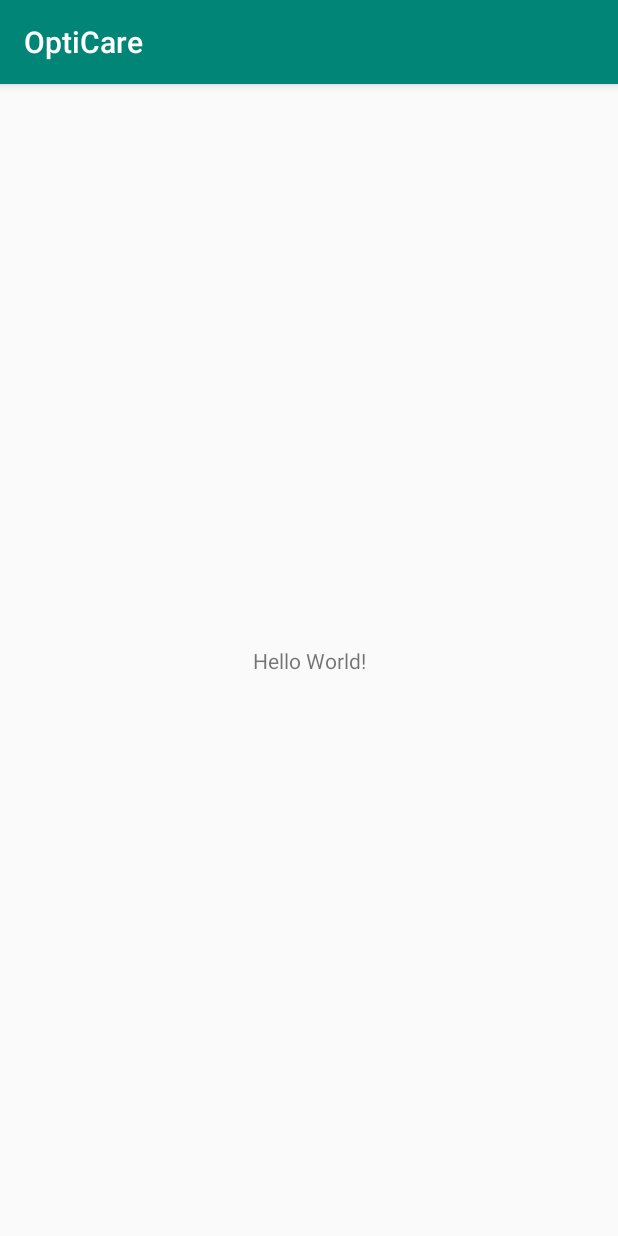
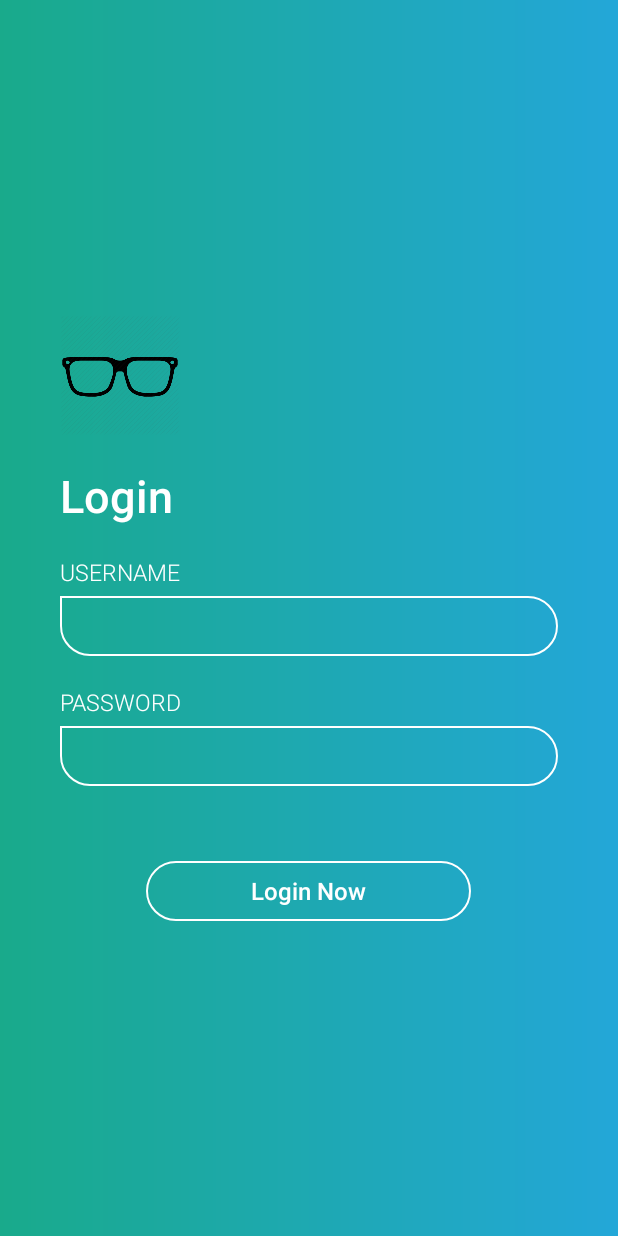
Before and after one commit to achalakavinda/OptiCare-Android, an Android app: the screen it shows after launch (MainActivity), on a phone screen of 412 x 824 dp. Run offline under Robolectric (Android 15) with nearby library versions, the phone set to English and light mode, and no system bars.

Commit message:
+ login page

```diff
--- a/app/src/main/AndroidManifest.xml
+++ b/app/src/main/AndroidManifest.xml
@@ -9,6 +9,7 @@
         android:roundIcon="@mipmap/ic_launcher_round"
         android:supportsRtl="true"
         android:theme="@style/AppTheme">
+        <activity android:name=".HomeActivity"></activity>
         <activity android:name=".MainActivity">
             <intent-filter>
                 <action android:name="android.intent.action.MAIN" />
--- a/app/src/main/java/com/opensource/Models/User.java
+++ b/app/src/main/java/Models/User.java
@@ -1,4 +1,4 @@
-package com.opensource.Models;
+package Models;
 
 
 public class User {
--- /dev/null
+++ b/app/src/main/java/com/opensource/eye/opticare/HomeActivity.java
@@ -0,0 +1,13 @@
+package com.opensource.eye.opticare;
+
+import android.support.v7.app.AppCompatActivity;
+import android.os.Bundle;
+
+public class HomeActivity extends AppCompatActivity {
+
+    @Override
+    protected void onCreate(Bundle savedInstanceState) {
+        super.onCreate(savedInstanceState);
+        setContentView(R.layout.activity_home);
+    }
+}
--- a/app/src/main/java/com/opensource/eye/opticare/MainActivity.java
+++ b/app/src/main/java/com/opensource/eye/opticare/MainActivity.java
@@ -1,13 +1,31 @@
 package com.opensource.eye.opticare;
 
+import android.os.Handler;
 import android.support.v7.app.AppCompatActivity;
 import android.os.Bundle;
+import android.view.View;
+import android.widget.RelativeLayout;
 
 public class MainActivity extends AppCompatActivity {
+
+    RelativeLayout rellay1;
+
+    Handler handler = new Handler();
+    Runnable runnable = new Runnable() {
+        @Override
+        public void run() {
+            rellay1.setVisibility(View.VISIBLE);
+        }
+    };
+
 
     @Override
     protected void onCreate(Bundle savedInstanceState) {
         super.onCreate(savedInstanceState);
         setContentView(R.layout.activity_main);
+
+        rellay1 = (RelativeLayout) findViewById(R.id.rellay1);
+
+        handler.postDelayed(runnable, 2000); //2000 is the timeout for the splash
     }
 }
--- /dev/null
+++ b/app/src/main/res/drawable/btn_bg.xml
@@ -0,0 +1,14 @@
+<shape xmlns:android="http://schemas.android.com/apk/res/android"
+    android:shape="rectangle">
+
+    <corners
+        android:bottomLeftRadius="20dp"
+        android:bottomRightRadius="20dp"
+        android:topLeftRadius="20dp"
+        android:topRightRadius="20dp" />
+
+    <stroke
+        android:width="1dp"
+        android:color="@color/white" />
+
+</shape>
--- /dev/null
+++ b/app/src/main/res/drawable/et_bg.xml
@@ -0,0 +1,14 @@
+<shape xmlns:android="http://schemas.android.com/apk/res/android"
+    android:shape="rectangle">
+
+    <corners
+        android:bottomLeftRadius="20dp"
+        android:bottomRightRadius="20dp"
+        android:topLeftRadius="0dp"
+        android:topRightRadius="20dp" />
+
+    <stroke
+        android:width="1dp"
+        android:color="@color/white" />
+
+</shape>
--- /dev/null
+++ b/app/src/main/res/drawable/grad_bg.xml
@@ -0,0 +1,10 @@
+<shape xmlns:android="http://schemas.android.com/apk/res/android"
+    android:shape="rectangle">
+
+    <gradient
+        android:angle="0"
+        android:endColor="@color/gradStop"
+        android:startColor="@color/gradStart"
+        android:type="linear" />
+
+</shape>
--- /dev/null
+++ b/app/src/main/res/drawable/ic_twitter.xml
@@ -0,0 +1,10 @@
+<?xml version="1.0" encoding="utf-8"?>
+<vector xmlns:android="http://schemas.android.com/apk/res/android"
+    android:width="80dp"
+    android:height="80dp"
+    android:viewportHeight="512"
+    android:viewportWidth="512">
+    <path
+        android:fillColor="#FFFFFF"
+        android:pathData="M512 97.248c-19.04 8.352 -39.328 13.888 -60.48 16.576 21.76 -12.992 38.368 -33.408 46.176 -58.016 -20.288 12.096 -42.688 20.64 -66.56 25.408C411.872 60.704 384.416 48 354.464 48 296.352 48 249.568 95.168 249.568 152.992c0 8.32 0.704 16.32 2.432 23.936C164.736 172.672 87.52 130.848 35.648 67.136 26.592 82.848 21.28 100.832 21.28 120.192c0 36.352 18.72 68.576 46.624 87.232 -16.864 -0.32 -33.408 -5.216 -47.424 -12.928 0 0.32 0 0.736 0 1.152 0 51.008 36.384 93.376 84.096 103.136 -8.544 2.336 -17.856 3.456 -27.52 3.456 -6.72 0 -13.504 -0.384 -19.872 -1.792 13.6 41.568 52.192 72.128 98.08 73.12 -35.712 27.936 -81.056 44.768 -130.144 44.768 -8.608 0 -16.864 -0.384 -25.12 -1.44C46.496 446.88 101.6 464 161.024 464c193.152 0 298.752 -160 298.752 -298.688 0 -4.64 -0.16 -9.12 -0.384 -13.568C480.224 136.96 497.728 118.496 512 97.248Z" />
+</vector>
--- /dev/null
+++ b/app/src/main/res/layout/activity_home.xml
@@ -0,0 +1,9 @@
+<?xml version="1.0" encoding="utf-8"?>
+<android.support.constraint.ConstraintLayout xmlns:android="http://schemas.android.com/apk/res/android"
+    xmlns:app="http://schemas.android.com/apk/res-auto"
+    xmlns:tools="http://schemas.android.com/tools"
+    android:layout_width="match_parent"
+    android:layout_height="match_parent"
+    tools:context=".HomeActivity">
+
+</android.support.constraint.ConstraintLayout>
--- a/app/src/main/res/layout/activity_main.xml
+++ b/app/src/main/res/layout/activity_main.xml
@@ -1,18 +1,127 @@
 <?xml version="1.0" encoding="utf-8"?>
-<android.support.constraint.ConstraintLayout xmlns:android="http://schemas.android.com/apk/res/android"
+<RelativeLayout xmlns:android="http://schemas.android.com/apk/res/android"
     xmlns:app="http://schemas.android.com/apk/res-auto"
     xmlns:tools="http://schemas.android.com/tools"
     android:layout_width="match_parent"
     android:layout_height="match_parent"
-    tools:context=".MainActivity">
+    tools:context=".MainActivity"
+    android:animateLayoutChanges="true"
+    android:background="@drawable/grad_bg">
 
-    <TextView
+    <RelativeLayout
         android:layout_width="wrap_content"
         android:layout_height="wrap_content"
-        android:text="Hello World!"
-        app:layout_constraintBottom_toBottomOf="parent"
-        app:layout_constraintLeft_toLeftOf="parent"
-        app:layout_constraintRight_toRightOf="parent"
-        app:layout_constraintTop_toTopOf="parent" />
+        android:layout_centerInParent="true"
+        android:layout_marginLeft="40dp"
+        android:layout_marginRight="40dp">
 
-</android.support.constraint.ConstraintLayout>
+        <ImageView
+            android:id="@+id/imgView_logo"
+            android:layout_width="80dp"
+            android:layout_height="80dp"
+            android:adjustViewBounds="true"
+            android:scaleType="fitCenter"
+            android:src="@drawable/icon" />
+
+        <RelativeLayout
+            android:id="@+id/rellay1"
+            android:layout_width="wrap_content"
+            android:layout_height="wrap_content"
+            android:layout_below="@+id/imgView_logo"
+            android:visibility="gone">
+
+            <TextView
+                android:id="@+id/tv_login"
+                android:layout_width="wrap_content"
+                android:layout_height="wrap_content"
+                android:layout_marginTop="20dp"
+                android:fontFamily="sans-serif-medium"
+                android:text="Login"
+                android:textColor="@color/white"
+                android:textSize="30sp" />
+
+            <LinearLayout
+                android:id="@+id/linlay1"
+                android:layout_width="match_parent"
+                android:layout_height="wrap_content"
+                android:layout_below="@+id/tv_login"
+                android:layout_marginTop="20dp"
+                android:orientation="vertical">
+
+                <LinearLayout
+                    android:layout_width="match_parent"
+                    android:layout_height="wrap_content"
+                    android:orientation="vertical">
+
+                    <TextView
+                        android:layout_width="wrap_content"
+                        android:layout_height="wrap_content"
+                        android:fontFamily="sans-serif-light"
+                        android:text="Username"
+                        android:textAllCaps="true"
+                        android:textColor="@color/white"
+                        android:textSize="15sp" />
+
+                    <EditText
+                        android:layout_width="match_parent"
+                        android:layout_height="40dp"
+                        android:layout_marginTop="5dp"
+                        android:background="@drawable/et_bg"
+                        android:fontFamily="sans-serif-light"
+                        android:paddingLeft="15dp"
+                        android:paddingRight="15dp"
+                        android:textColor="@color/white"
+                        android:textSize="15sp" />
+
+                </LinearLayout>
+
+                <LinearLayout
+                    android:layout_width="match_parent"
+                    android:layout_height="wrap_content"
+                    android:layout_marginTop="20dp"
+                    android:orientation="vertical">
+
+                    <TextView
+                        android:layout_width="wrap_content"
+                        android:layout_height="wrap_content"
+                        android:fontFamily="sans-serif-light"
+                        android:text="Password"
+                        android:textAllCaps="true"
+                        android:textColor="@color/white"
+                        android:textSize="15sp" />
+
+                    <EditText
+                        android:layout_width="match_parent"
+                        android:layout_height="40dp"
+                        android:layout_marginTop="5dp"
+                        android:background="@drawable/et_bg"
+                        android:fontFamily="sans-serif-light"
+                        android:paddingLeft="15dp"
+                        android:paddingRight="15dp"
+                        android:textColor="@color/white"
+                        android:textSize="15sp" />
+
+                </LinearLayout>
+
+            </LinearLayout>
+
+            <Button
+                android:layout_width="wrap_content"
+                android:layout_height="40dp"
+                android:layout_below="@+id/linlay1"
+                android:layout_centerHorizontal="true"
+                android:layout_marginTop="50dp"
+                android:background="@drawable/btn_bg"
+                android:fontFamily="sans-serif-medium"
+                android:paddingLeft="70dp"
+                android:paddingRight="70dp"
+                android:text="Login Now"
+                android:textAllCaps="false"
+                android:textColor="@color/white"
+                android:textSize="16sp" />
+
+        </RelativeLayout>
+
+    </RelativeLayout>
+
+</RelativeLayout>
--- a/app/src/main/res/values/colors.xml
+++ b/app/src/main/res/values/colors.xml
@@ -1,6 +1,11 @@
 <?xml version="1.0" encoding="utf-8"?>
 <resources>
-    <color name="colorPrimary">#008577</color>
-    <color name="colorPrimaryDark">#00574B</color>
-    <color name="colorAccent">#D81B60</color>
+    <color name="colorPrimary">#23A7D8</color>
+    <color name="colorPrimaryDark">#23A7D8</color>
+    <color name="colorAccent">#FFFFFF</color>
+
+    <color name="white">#FFFFFF</color>
+    <color name="transparent">#00000000</color>
+    <color name="gradStart">#19AA8B</color>
+    <color name="gradStop">#23A7D8</color>
 </resources>
--- a/app/src/main/res/values/styles.xml
+++ b/app/src/main/res/values/styles.xml
@@ -1,8 +1,10 @@
 <resources>
 
     <!-- Base application theme. -->
-    <style name="AppTheme" parent="Theme.AppCompat.Light.DarkActionBar">
+    <style name="AppTheme" parent="Theme.AppCompat.Light.NoActionBar">
         <!-- Customize your theme here. -->
+        <item name="windowActionBar">false</item>
+        <item name="windowNoTitle">true</item>
         <item name="colorPrimary">@color/colorPrimary</item>
         <item name="colorPrimaryDark">@color/colorPrimaryDark</item>
         <item name="colorAccent">@color/colorAccent</item>
```
Also changed, not shown: app/src/main/res/drawable/icon.png (added).
